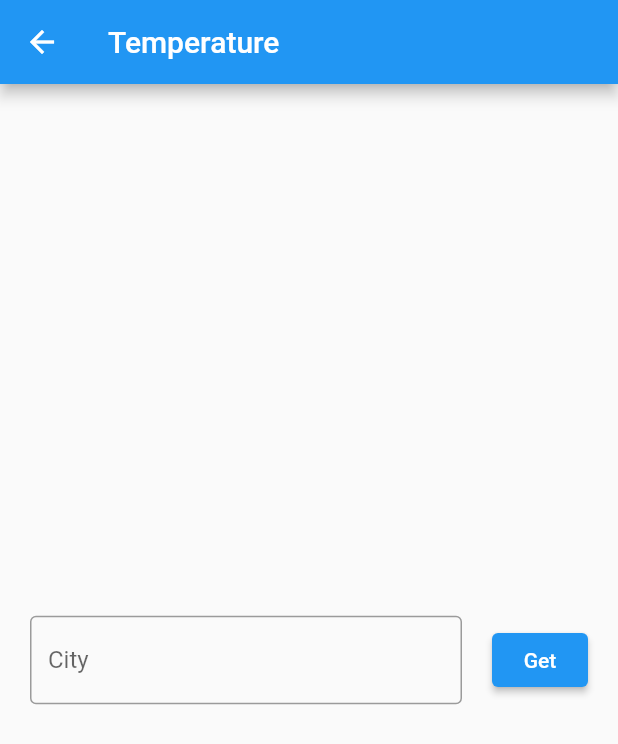
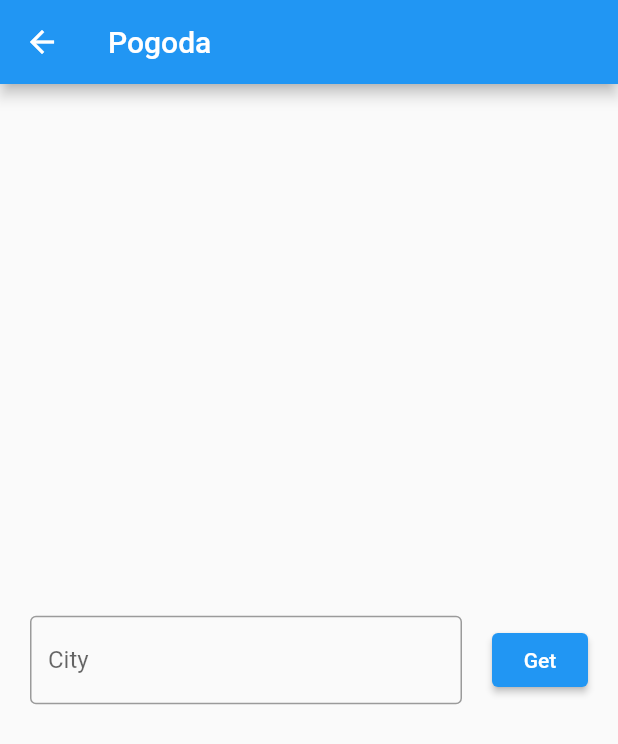
Before and after one commit to Dariuki/wydatki, a Flutter app: the WeatherPage screen opened directly, on a phone screen of 412 x 824 dp. Shown: the top 744 px of the screen. Run offline on Flutter 3.47's test engine with Material 2 defaults, Android fonts, the phone set to English and light mode, and no system bars; our stand-ins replace bloc, cloud_firestore, dio, firebase_auth, firebase_core, flutter_bloc and 3 more; missing offline and left inert: flutterfire_ui; accounts and stored records are empty.

Commit message:
Add Weather do Injectable

```diff
--- a/lib/app/injection/injection_container.dart
+++ b/lib/app/injection/injection_container.dart
@@ -1,3 +1,4 @@
+
 import 'package:dio/dio.dart';
 import 'package:get_it/get_it.dart';
 import 'package:injectable/injectable.dart';
--- a/lib/data/remote_data_sourse/weather_remote_data_source.dart
+++ b/lib/data/remote_data_sourse/weather_remote_data_source.dart
@@ -1,4 +1,7 @@
 import 'package:dio/dio.dart';
+import 'package:injectable/injectable.dart';
+
+@injectable
 
 class WeatherRemoteDataSource {
   Future<Map<String, dynamic>?> getWeatherData({
--- a/lib/domain/ropositories/weather_repository.dart
+++ b/lib/domain/ropositories/weather_repository.dart
@@ -1,7 +1,9 @@
 
+import 'package:injectable/injectable.dart';
 import 'package:wydatki/data/remote_data_sourse/weather_remote_data_source.dart';
 import 'package:wydatki/domain/models/weather_model.dart';
 
+@injectable
 class WeatherRepository {
   WeatherRepository(this._weatherRemoteDataSource);
 
--- a/lib/features/weather/cubit/weather_cubit.dart
+++ b/lib/features/weather/cubit/weather_cubit.dart
@@ -1,5 +1,6 @@
 import 'package:bloc/bloc.dart';
 import 'package:freezed_annotation/freezed_annotation.dart';
+import 'package:injectable/injectable.dart';
 import 'package:wydatki/app/enum/enums.dart';
 import 'package:wydatki/domain/models/weather_model.dart';
 import 'package:wydatki/domain/ropositories/weather_repository.dart';
@@ -7,6 +8,7 @@ import 'package:wydatki/domain/ropositories/weather_repository.dart';
 part 'weather_cubit.freezed.dart';
 part 'weather_state.dart';
 
+@injectable
 class WeatherCubit extends Cubit<WeatherState> {
   WeatherCubit(this._weatherRepository) : super( WeatherState());
 
--- a/lib/features/weather/peages/weather_page.dart
+++ b/lib/features/weather/peages/weather_page.dart
@@ -1,9 +1,8 @@
 import 'package:flutter/material.dart';
 import 'package:flutter_bloc/flutter_bloc.dart';
 import 'package:wydatki/app/enum/enums.dart';
-import 'package:wydatki/data/remote_data_sourse/weather_remote_data_source.dart';
+import 'package:wydatki/app/injection/injection_container.dart';
 import 'package:wydatki/domain/models/weather_model.dart';
-import 'package:wydatki/domain/ropositories/weather_repository.dart';
 import 'package:wydatki/features/weather/cubit/weather_cubit.dart';
 
 class WeatherPage extends StatelessWidget {
@@ -13,10 +12,10 @@ class WeatherPage extends StatelessWidget {
 
   @override
   Widget build(BuildContext context) {
-    return BlocProvider(
-      create: (context) => WeatherCubit(
-        WeatherRepository(WeatherRemoteDataSource()),
-      ),
+    return BlocProvider<WeatherCubit>(
+      create: (context) {
+        return getIt<WeatherCubit>();
+      },
       child: BlocConsumer<WeatherCubit, WeatherState>(
         listener: (context, state) {
           if (state.status == Status.error) {
@@ -33,7 +32,7 @@ class WeatherPage extends StatelessWidget {
           final weatherModel = state.results;
           return Scaffold(
             appBar: AppBar(
-              title: const Text('Temperature'),
+              title: const Text('Pogoda'),
             ),
             body: Center(
               child: Builder(builder: (context) {
@@ -116,7 +115,9 @@ class _SearchWidget extends StatelessWidget {
           const SizedBox(width: 20),
           ElevatedButton(
             onPressed: () {
-              context.read<WeatherCubit>().getWeatherModel(city: _controller.text);
+              context
+                  .read<WeatherCubit>()
+                  .getWeatherModel(city: _controller.text);
             },
             child: const Text('Get'),
           ),
```
Also changed, not shown: lib/app/injection/injection_container.config.dart.
